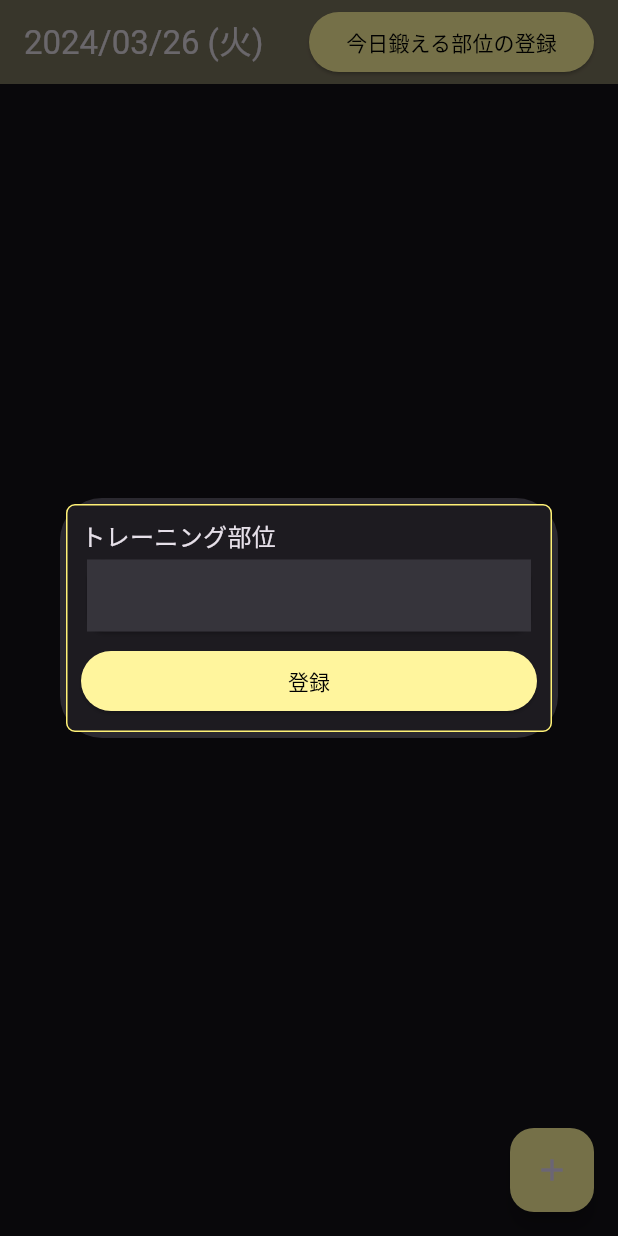
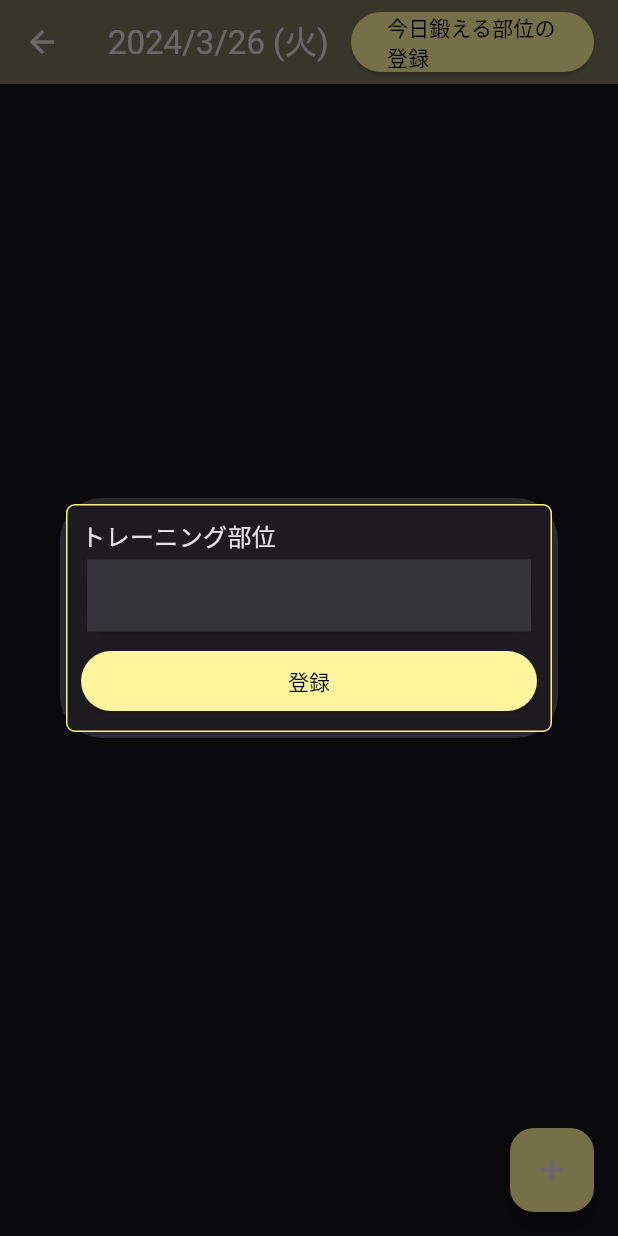
Before and after one commit to kana0830/gym_freak, a Flutter app: the TrainingMemoPast screen opened directly with empty values, after a tap on "今日鍛える部位の登録", on a phone screen of 412 x 824 dp. Run offline on Flutter 3.47's test engine with Material 3 defaults, Android fonts, the light colour scheme and no system bars; our stand-ins replace cloud_firestore, firebase_auth, firebase_core, flutter_datetime_picker_plus, flutter_html, flutter_riverpod and 4 more; missing offline and left inert: age_calculator; accounts and stored records are empty; generated files the repository leaves out were written again; Roboto replaces fonts that are missing (Tegaki); statements that could not run were skipped.

Commit message:
カレンダー詳細画面データ取得処理（途中）

```diff
--- a/lib/common/common_data_util.dart
+++ b/lib/common/common_data_util.dart
@@ -17,6 +17,12 @@ class CommonDataUtil{
     return outputFormat.format(now);
   }
 
+  // 日付取得(yyyyMMdd)
+  static String changeDateNoSlash(day){
+    DateFormat outputFormat = DateFormat('yyyyMMdd');
+    return outputFormat.format(day);
+  }
+
   // 今日の曜日取得('(月)')
   static String getDayOfWeek(){
     initializeDateFormatting("ja");
--- a/lib/views/screens/home_screen.dart
+++ b/lib/views/screens/home_screen.dart
@@ -30,7 +30,7 @@ class _HomeScreenState extends State<HomeScreen> {
     super.initState();
     _pages = [
       TrainingMemo(),
-      const MyCalender(),
+      MyCalender(),
       // Ranking(),
       // Profile(user: widget.user),
     ];
--- a/lib/views/screens/pages/calender/training_memo_past.dart
+++ b/lib/views/screens/pages/calender/training_memo_past.dart
@@ -5,26 +5,38 @@ import 'package:gym_freak/models/aurh_service.dart';
 import 'package:gym_freak/views/screens/pages/training_memo/training_memo_dialog.dart';
 import 'package:gym_freak/views/screens/pages/training_memo/training_part_dialog.dart';
 import '../../../../common/common_data_util.dart';
+import '../../../../view_models/training_memo_notifier/calender_memo_notifier.dart';
+import '../../../../view_models/training_memo_notifier/calender_part_notifier.dart';
 import '../../../../view_models/training_memo_notifier/training_memo_notifier.dart';
 import '../../../../view_models/training_memo_notifier/training_part_notifier.dart';
 
 /// トレーニング記録画面
 class TrainingMemoPast extends ConsumerWidget {
+
   /// 選択中日付
   DateTime tapDay;
 
   TrainingMemoPast({super.key, required this.tapDay});
 
-  /// ユーザーIDキー
-  String userIdKey = AuthService.userId + CommonDataUtil.getDateNoSlash();
+  @override
+  Widget build(BuildContext context, WidgetRef ref) {
+    final trainingPart = ref.watch(calenderPartNotifierProvider);
+    final trainingMemo = ref.watch(calenderMemoNotifierProvider);
 
 
-  @override
-  Widget build(BuildContext context, WidgetRef ref) {
-    final trainingPart = ref.watch(trainingPartNotifierProvider);
-    final trainingMemo = ref.watch(trainingMemoNotifierProvider);
+
+    /// ユーザーIDキー
+    String userIdKey = AuthService.userId + CommonDataUtil.changeDateNoSlash(tapDay);
 
     QueryDocumentSnapshot<Map<String, dynamic>>? menu;
+
+    /// メニューデータをセットして書き換え
+    WidgetsBinding.instance.addPostFrameCallback((_) {
+      final partNotifier = ref.read(calenderPartNotifierProvider.notifier);
+      partNotifier.setState(tapDay);
+      final memoNotifier = ref.read(calenderMemoNotifierProvider.notifier);
+      memoNotifier.setState(userIdKey, menu?.id, menu);
+    });
 
     /// トレーニング記録表示ウィジェット
     Widget trainingMemoInfo;
@@ -38,8 +50,8 @@ class TrainingMemoPast extends ConsumerWidget {
       error: (error, stacktrace) => Text('エラー $error'),
       data: (data) {
         if (data.isEmpty) {
-          return Center(
-              child: const Text(
+          return const Center(
+              child: Text(
             'Enjoy Training!',
             textAlign: TextAlign.center,
             style: TextStyle(
@@ -53,7 +65,7 @@ class TrainingMemoPast extends ConsumerWidget {
             child: Column(
               children: [
                 const SizedBox(height: 10.0),
-                _listContent(data, context, ref),
+                _listContent(data, context, ref, userIdKey),
               ],
             ),
           );
@@ -78,13 +90,12 @@ class TrainingMemoPast extends ConsumerWidget {
     return SafeArea(
       child: Scaffold(
         appBar: AppBar(
-          automaticallyImplyLeading: false,
           backgroundColor: const Color(0xFF7b755e),
           title: Row(
             children: [
               Expanded(
                 flex: 1,
-                child: Text(today),
+                child: Text(tapDay.year.toString() + '/' + tapDay.month.toString() + '/' + tapDay.day.toString() + CommonDataUtil.getDayOfWeek()),
               ),
               Expanded(
                 flex: 1,
@@ -156,7 +167,7 @@ class TrainingMemoPast extends ConsumerWidget {
 
   /// メインwidget表示
   Widget _listContent(
-      List<QueryDocumentSnapshot<Map<String, dynamic>>> menus, context, ref) {
+      List<QueryDocumentSnapshot<Map<String, dynamic>>> menus, context, ref, userIdKey) {
     return Expanded(
       child: ListView(
         children: [
--- a/lib/views/screens/pages/training_memo/training_memo.dart
+++ b/lib/views/screens/pages/training_memo/training_memo.dart
@@ -34,8 +34,8 @@ class TrainingMemo extends ConsumerWidget {
       error: (error, stacktrace) => Text('エラー $error'),
       data: (data) {
         if (data.isEmpty) {
-          return Center(
-              child: const Text(
+          return const Center(
+              child: Text(
             'Enjoy Training!',
             textAlign: TextAlign.center,
             style: TextStyle(
```
Also changed, not shown: lib/view_models/training_memo_notifier/calender_memo_notifier.dart (added, +41 -0 lines), lib/views/screens/pages/calender/my_calender.dart (+13 -15 lines).
